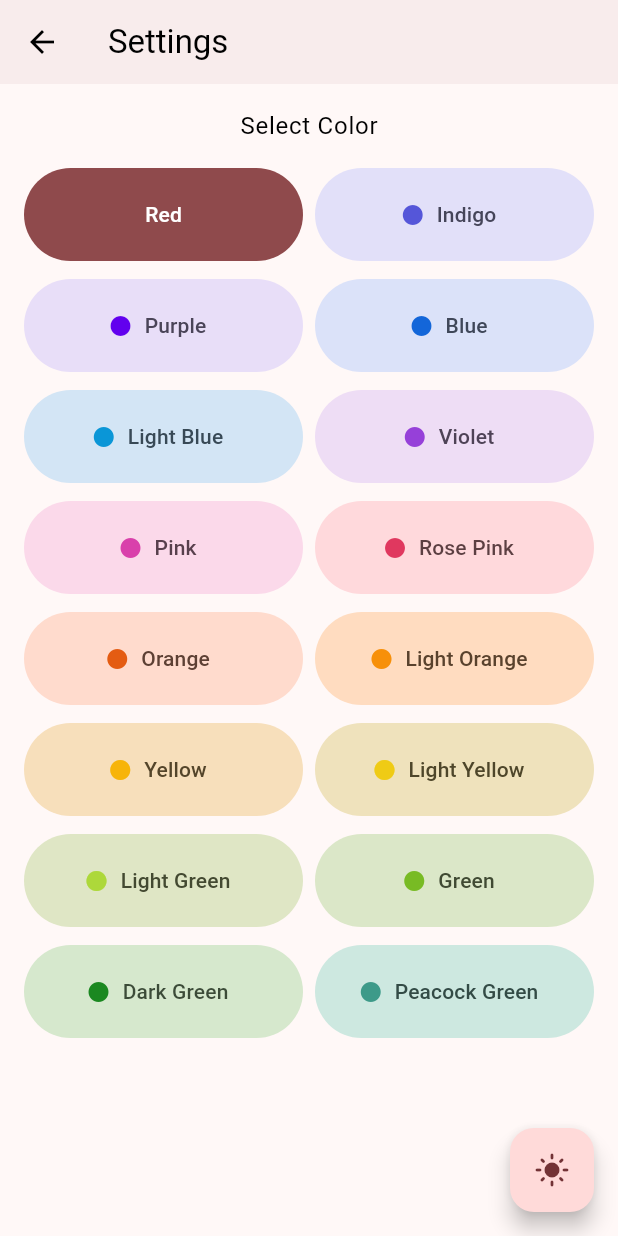
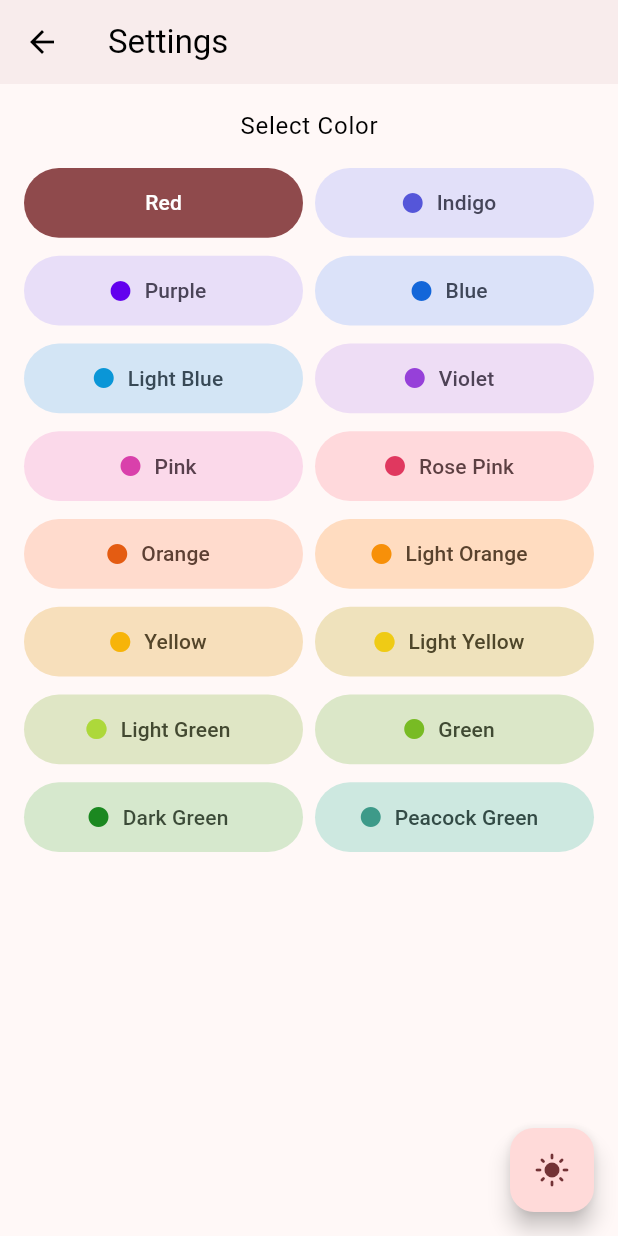
Before and after one commit to shashank52/multiple_themes_demo, a Flutter app: the SettingsView screen opened by its route, on a phone screen of 412 x 824 dp. Run offline on Flutter 3.47's test engine with Material 3 defaults, Android fonts, the phone set to English and light mode, and no system bars; our stand-ins replace equatable, flex_color_scheme, flutter_bloc.

Commit message:
comments added

```diff
--- a/lib/constant/routes.dart
+++ b/lib/constant/routes.dart
@@ -2,6 +2,8 @@ import 'package:flutter/material.dart';
 import 'package:multiple_themes_demo/home/ui/home_view.dart';
 import 'package:multiple_themes_demo/settings/ui/settings_view.dart';
 
+/// The `Routes` class in Dart defines named routes for navigation in a Flutter app and provides a
+/// method for generating routes based on the given route settings.
 class Routes {
   static const home = '/home';
   static const setting = '/settings';
--- a/lib/home/ui/home_view.dart
+++ b/lib/home/ui/home_view.dart
@@ -3,6 +3,8 @@ import 'package:multiple_themes_demo/widgets/app_floating_button.dart';
 
 import '../../widgets/app_tab_bar.dart';
 
+/// The `MyHomePage` class is a stateful widget that represents the home page of an app and contains a
+/// scaffold with a tab bar and a floating action button.
 class MyHomePage extends StatefulWidget {
   const MyHomePage({super.key, required this.title});
 
--- a/lib/main.dart
+++ b/lib/main.dart
@@ -9,6 +9,8 @@ void main() {
   runApp(const MyApp());
 }
 
+/// The `MyApp` class is the root of a Flutter application that uses the `BlocProvider` and
+/// `BlocBuilder` widgets to manage the theme state and display the home page.
 class MyApp extends StatelessWidget {
   const MyApp({super.key});
 
--- a/lib/settings/ui/settings_view.dart
+++ b/lib/settings/ui/settings_view.dart
@@ -6,11 +6,15 @@ import 'package:multiple_themes_demo/widgets/app_floating_button.dart';
 import '../../theme/bloc/theme_bloc.dart';
 import '../data/model/app_color_model.dart';
 
+/// The `SettingsView` class is a Dart class that represents a settings view with a grid of color
+/// options that can be selected or rejected.
 class SettingsView extends StatelessWidget {
   const SettingsView({super.key});
 
   @override
   Widget build(BuildContext context) {
+    final width = MediaQuery.of(context).size.width;
+    final height = MediaQuery.of(context).size.height;
     return Scaffold(
       appBar: AppBar(
         title: const Text('Settings'),
@@ -28,11 +32,13 @@ class SettingsView extends StatelessWidget {
           ),
           Expanded(
             child: GridView.builder(
-                gridDelegate: const SliverGridDelegateWithFixedCrossAxisCount(
+                gridDelegate: SliverGridDelegateWithFixedCrossAxisCount(
                     crossAxisCount: 2,
                     mainAxisSpacing: 12,
                     crossAxisSpacing: 8,
-                    childAspectRatio: 3 / 1),
+                    childAspectRatio: width > height
+                        ? (width / height) * 2
+                        : (height / width) * 2),
                 itemCount: appColorModel.data.length,
                 itemBuilder: ((context, index) {
                   return BlocBuilder<ThemeBloc, ThemeState>(
--- a/lib/theme/bloc/theme_bloc.dart
+++ b/lib/theme/bloc/theme_bloc.dart
@@ -1,9 +1,8 @@
-import 'package:bloc/bloc.dart';
 import 'package:equatable/equatable.dart';
 import 'package:flex_color_scheme/flex_color_scheme.dart';
 import 'package:flutter/foundation.dart';
 import 'package:flutter/material.dart';
-import 'package:multiple_themes_demo/constant/colors.dart';
+import 'package:flutter_bloc/flutter_bloc.dart';
 import 'package:multiple_themes_demo/settings/data/model/app_color_model.dart';
 
 import '../../settings/data/model/mock_data.dart';
@@ -11,6 +10,8 @@ import '../../settings/data/model/mock_data.dart';
 part 'theme_event.dart';
 part 'theme_state.dart';
 
+/// The `ThemeBloc` class is a Dart class that extends the `Bloc` class and handles events related to
+/// theme changes, emitting corresponding state changes.
 class ThemeBloc extends Bloc<ThemeEvent, ThemeState> {
   ThemeBloc() : super(ThemeState.lightTheme(appColorModel.data[0])) {
     on<ThemeEvent>((event, emit) {
--- a/lib/theme/bloc/theme_event.dart
+++ b/lib/theme/bloc/theme_event.dart
@@ -1,7 +1,9 @@
 part of 'theme_bloc.dart';
 
+/// The `ThemeEvent` class represents an event related to changing the theme in a Dart application,
+/// including the app color and an optional switch for brightness.
 class ThemeEvent extends Equatable {
- ThemeEvent(
+ const ThemeEvent(
       {required this.appColor , this.switchBrightness = false});
   final AppColor appColor;
   final bool switchBrightness;
--- a/lib/theme/bloc/theme_state.dart
+++ b/lib/theme/bloc/theme_state.dart
@@ -1,5 +1,7 @@
 part of 'theme_bloc.dart';
 
+/// The `ThemeState` class represents the state of the theme in a Dart application, including the theme
+/// data and the app color.
 class ThemeState extends Equatable {
   final ThemeData themeData;
   final AppColor appColor;
--- a/lib/widgets/app_chips.dart
+++ b/lib/widgets/app_chips.dart
@@ -1,5 +1,7 @@
 import 'package:flutter/material.dart';
 
+/// The AppChips class is a stateless widget that displays a centered text describing the various types
+/// of chips supported in Flutter.
 class AppChips extends StatelessWidget {
   const AppChips({super.key});
 
--- a/lib/widgets/app_floating_button.dart
+++ b/lib/widgets/app_floating_button.dart
@@ -4,6 +4,8 @@ import 'package:multiple_themes_demo/settings/data/model/mock_data.dart';
 
 import '../theme/bloc/theme_bloc.dart';
 
+/// The `AppFloatingButton` class is a Flutter widget that displays a floating action button and toggles
+/// the theme between light and dark mode when pressed.
 class AppFloatingButton extends StatelessWidget {
   const AppFloatingButton({super.key});
 
--- a/lib/widgets/multiple_choice.dart
+++ b/lib/widgets/multiple_choice.dart
@@ -2,6 +2,7 @@ import 'package:flutter/material.dart';
 
 enum Sizes { extraSmall, small, medium, large, extraLarge }
 
+/// The above class represents a multiple choice widget with segmented buttons for selecting sizes.
 class MultipleChoice extends StatefulWidget {
   const MultipleChoice({super.key});
 
--- a/lib/widgets/single_choice.dart
+++ b/lib/widgets/single_choice.dart
@@ -2,6 +2,8 @@ import 'package:flutter/material.dart';
 
 enum Calendar { day, week, month, year }
 
+/// The SingleChoice class is a stateful widget that displays a segmented button with options for
+/// selecting a calendar view.
 class SingleChoice extends StatefulWidget {
   const SingleChoice({super.key});
 
```
Also changed, not shown: lib/constant/colors.dart (deleted, +0 -7 lines), lib/settings/data/model/mock_data.dart (+8 -0 lines), lib/widgets/app_buttons.dart (+9 -0 lines), lib/widgets/app_tab_bar.dart (+9 -2 lines), lib/widgets/app_typography.dart (added, +81 -0 lines).
